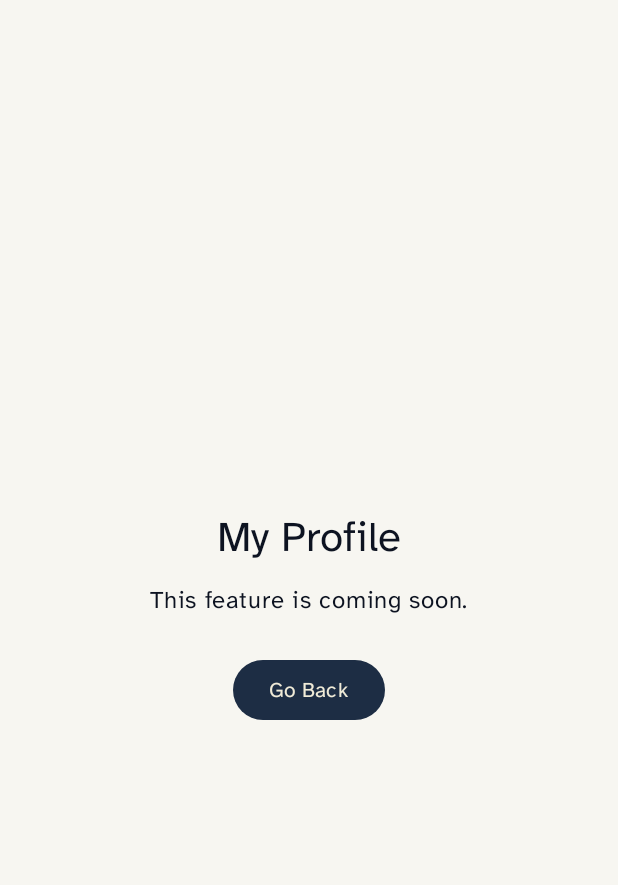
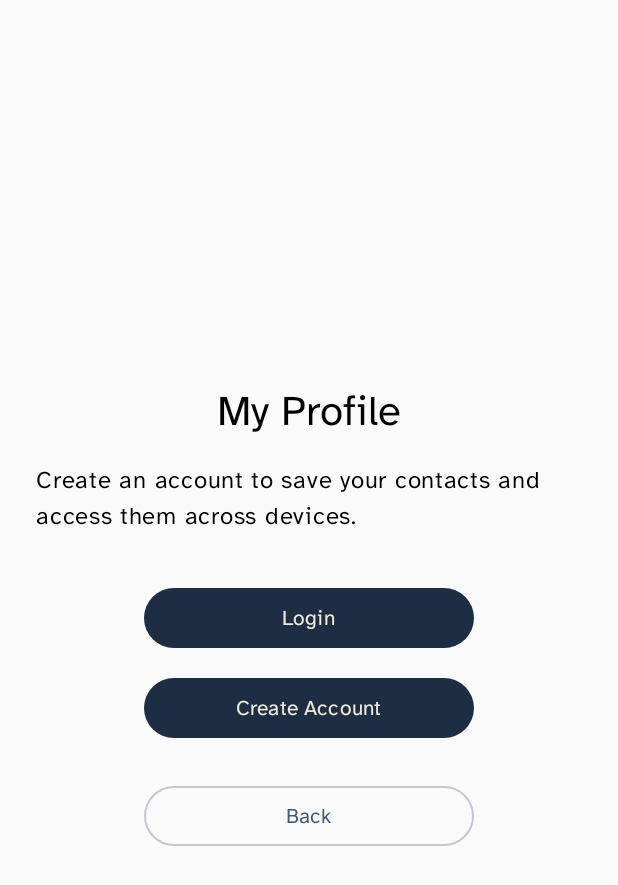
Before and after one commit to sinchanabm-ux/CycloneConnect, an Android app built with Jetpack Compose: the ProfileScreen screen opened through its navigation route, on a phone screen of 412 x 824 dp. Shown: the top 885 px of the screen. Run offline under Robolectric (Android 15) with nearby library versions, the phone set to English and light mode, and no system bars; Roboto replaces fonts that are not available here.

Commit message:
Began profile implementation

```diff
--- a/app/src/main/java/com/example/cycloneconnect/AppNavigation.kt
+++ b/app/src/main/java/com/example/cycloneconnect/AppNavigation.kt
@@ -6,7 +6,8 @@ import androidx.navigation.compose.composable
 import androidx.navigation.compose.rememberNavController
 import com.example.cycloneconnect.ui.screens.HomeScreen
 import com.example.cycloneconnect.ui.screens.ComingSoonScreen
-import com.example.cycloneconnect.ui.screens.CycloneDemoScreen // DEMO-ONLY
+import com.example.cycloneconnect.ui.screens.ProfileScreen
+import com.example.cycloneconnect.ui.screens.LoginScreen
 
 // Stores the names of all app destinations.
 object AppRoutes {
@@ -23,12 +24,11 @@ object AppRoutes {
     const val SETTINGS = "settings"
     const val ABOUT = "about"
     const val PROFILE = "profile"
+    const val LOGIN = "login"
     const val SOS = "sos"
     const val OFFICIAL_ALERTS = "official_alerts"
     const val REGIONAL_NEWS = "regional_news"
 
-    // DEMO-ONLY: remove after the demo.
-    const val CNN_DEMO = "cnn_demo"
 }
 
 // Controls navigation between app screens.
@@ -138,16 +138,32 @@ fun AppNavigation(
         }
 
         composable(AppRoutes.PROFILE) {
-            ComingSoonScreen("My Profile") {
-                navController.popBackStack()
-            }
+            ProfileScreen(
+                onLoginClick = {
+                    navController.navigate(AppRoutes.LOGIN)
+                },
+                onRegisterClick = {
+
+                },
+                onBackClick = {
+                    navController.popBackStack()
+                }
+            )
         }
 
-        // DEMO-ONLY: remove after the demo.
-        composable(AppRoutes.CNN_DEMO) {
-            CycloneDemoScreen(
-                onBack = { navController.popBackStack() }
+        composable(AppRoutes.LOGIN) {
+            LoginScreen(
+                onLoginClick = { email, password ->
+
+                },
+                onRegisterClick = {
+
+                },
+                onBackClick = {
+                    navController.popBackStack()
+                }
             )
         }
+
     }
 }
--- a/app/src/main/java/com/example/cycloneconnect/ui/screens/HomeScreen.kt
+++ b/app/src/main/java/com/example/cycloneconnect/ui/screens/HomeScreen.kt
@@ -244,16 +244,6 @@ fun HomeScreen(
                     // CURRENT AND PREDICTED CYCLONE CONDITIONS
                     item {
                         CycloneForecastCard()
-                    }
-
-                    // DEMO-ONLY: remove after the demo.
-                    item {
-                        NewsCard(
-                            title = "Cyclone Intelligence (Demo)",
-                            description = "On-device CNN wind prediction on a sample image",
-                            icon = Icons.Default.Science,
-                            onClick = { onNavigate(AppRoutes.CNN_DEMO) }
-                        )
                     }
 
                     // SEARCH OTHER LOCATIONS
--- /dev/null
+++ b/app/src/main/java/com/example/cycloneconnect/ui/screens/ProfileScreen.kt
@@ -0,0 +1,72 @@
+package com.example.cycloneconnect.ui.screens
+
+import androidx.compose.foundation.layout.Arrangement
+import androidx.compose.foundation.layout.Column
+import androidx.compose.foundation.layout.Spacer
+import androidx.compose.foundation.layout.fillMaxSize
+import androidx.compose.foundation.layout.height
+import androidx.compose.foundation.layout.padding
+import androidx.compose.foundation.layout.width
+import androidx.compose.material3.Button
+import androidx.compose.material3.OutlinedButton
+import androidx.compose.material3.Text
+import androidx.compose.material3.MaterialTheme
+import androidx.compose.runtime.Composable
+import androidx.compose.ui.Alignment
+import androidx.compose.ui.Modifier
+import androidx.compose.ui.unit.dp
+
+@Composable
+fun ProfileScreen(
+    onLoginClick: () -> Unit,
+    onRegisterClick: () -> Unit,
+    onBackClick: () -> Unit
+) {
+    Column(
+        modifier = Modifier
+            .fillMaxSize()
+            .padding(24.dp),
+        verticalArrangement = Arrangement.Center,
+        horizontalAlignment = Alignment.CenterHorizontally
+    ) {
+
+        Text(
+            text = "My Profile",
+            style = MaterialTheme.typography.headlineMedium
+        )
+
+        Spacer(modifier = Modifier.height(16.dp))
+
+        Text(
+            text = "Create an account to save your contacts " +
+                    "and access them across devices."
+        )
+
+        Spacer(modifier = Modifier.height(32.dp))
+
+        Button(
+            onClick = onLoginClick,
+            modifier = Modifier.width(220.dp)
+        ) {
+            Text("Login")
+        }
+
+        Spacer(modifier = Modifier.height(12.dp))
+
+        Button(
+            onClick = onRegisterClick,
+            modifier = Modifier.width(220.dp)
+        ) {
+            Text("Create Account")
+        }
+
+        Spacer(modifier = Modifier.height(24.dp))
+
+        OutlinedButton(
+            onClick = onBackClick,
+            modifier = Modifier.width(220.dp)
+        ) {
+            Text("Back")
+        }
+    }
+}
```
Also changed, not shown: app/src/main/java/com/example/cycloneconnect/ui/screens/CycloneDemoScreen.kt (deleted, +0 -388 lines), app/src/main/java/com/example/cycloneconnect/ui/screens/LoginScreen.kt (added, +105 -0 lines).
